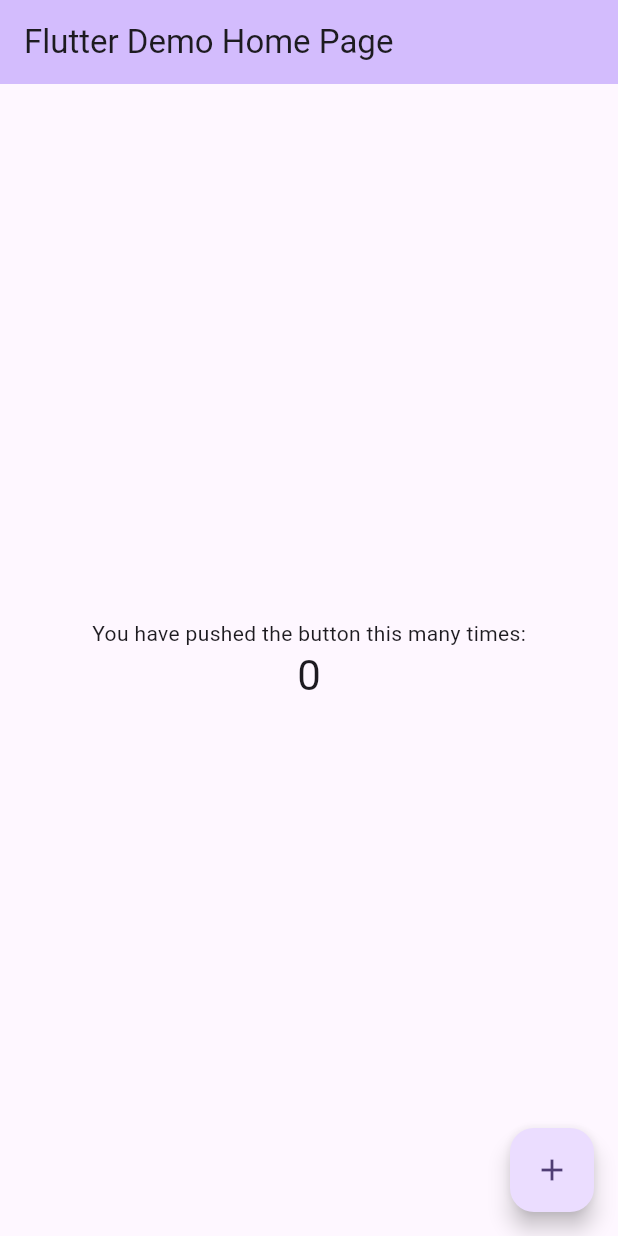
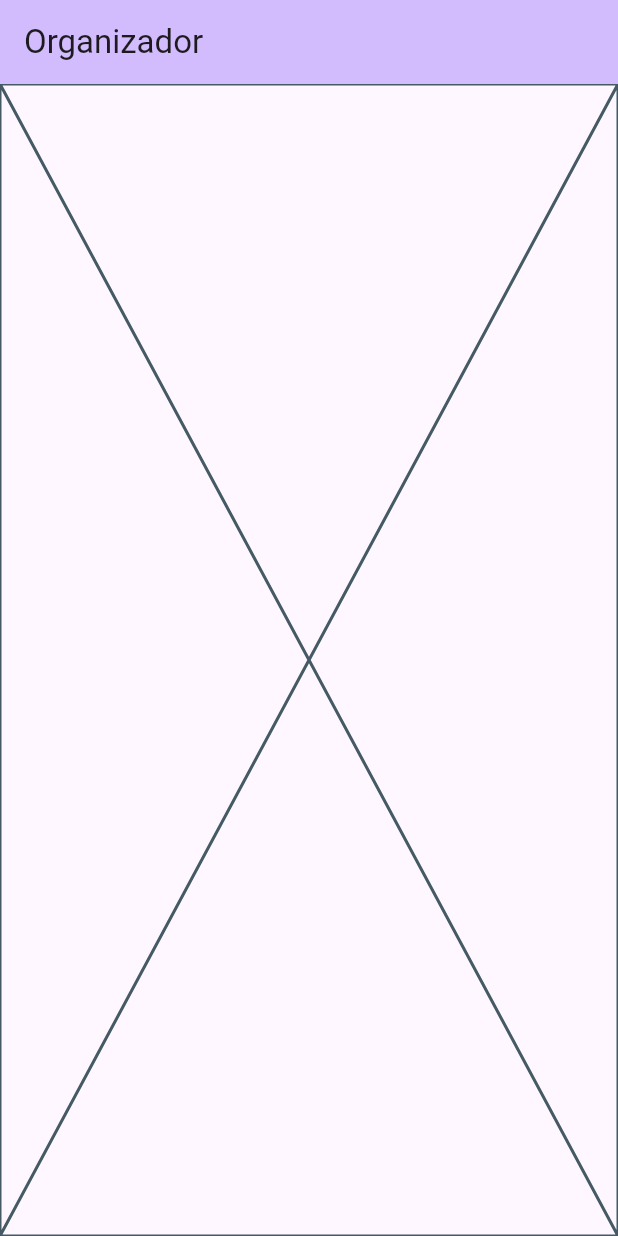
Before and after one commit to Dan-Canuto/Flutter, a Flutter app: the screen it shows after launch, on a phone screen of 412 x 824 dp. Run offline on Flutter 3.47's test engine with Material 3 defaults, Android fonts, the phone set to English and light mode, and no system bars; our stand-ins replace calendar_date_picker2, carousel_slider, cloud_firestore, dropdown_button2, easy_sidemenu, expansion_tile_card and 5 more; missing offline and left inert: dart:ffi, dart:html, esys_flutter_share_plus; accounts and stored records are empty.

Commit message:
:sparkles: feat: Iniciando projeto

```diff
--- a/Aplicativos/Pessoal/lib/main.dart
+++ b/Aplicativos/Pessoal/lib/main.dart
@@ -1,4 +1,5 @@
 import 'package:flutter/material.dart';
+import 'package:organizer/pages/main_page.dart';
 
 void main() {
   runApp(const MyApp());
@@ -31,13 +32,13 @@
         colorScheme: ColorScheme.fromSeed(seedColor: Colors.deepPurple),
         useMaterial3: true,
       ),
-      home: const MyHomePage(title: 'Flutter Demo Home Page'),
+      home: const MyHomePage(),
     );
   }
 }
 
 class MyHomePage extends StatefulWidget {
-  const MyHomePage({super.key, required this.title});
+  const MyHomePage({super.key});
 
   // This widget is the home page of your application. It is stateful, meaning
   // that it has a State object (defined below) that contains fields that affect
@@ -48,14 +49,13 @@
   // used by the build method of the State. Fields in a Widget subclass are
   // always marked "final".
 
-  final String title;
+
 
   @override
   State<MyHomePage> createState() => _MyHomePageState();
 }
 
 class _MyHomePageState extends State<MyHomePage> {
-  int _counter = 0;
 
   void _incrementCounter() {
     setState(() {
@@ -63,8 +63,6 @@
       // changed in this State, which causes it to rerun the build method below
       // so that the display can reflect the updated values. If we changed
       // _counter without calling setState(), then the build method would not be
-      // called again, and so nothing would appear to happen.
-      _counter++;
     });
   }
 
@@ -76,50 +74,6 @@
     // The Flutter framework has been optimized to make rerunning build methods
     // fast, so that you can just rebuild anything that needs updating rather
     // than having to individually change instances of widgets.
-    return Scaffold(
-      appBar: AppBar(
-        // TRY THIS: Try changing the color here to a specific color (to
-        // Colors.amber, perhaps?) and trigger a hot reload to see the AppBar
-        // change color while the other colors stay the same.
-        backgroundColor: Theme.of(context).colorScheme.inversePrimary,
-        // Here we take the value from the MyHomePage object that was created by
-        // the App.build method, and use it to set our appbar title.
-        title: Text(widget.title),
-      ),
-      body: Center(
-        // Center is a layout widget. It takes a single child and positions it
-        // in the middle of the parent.
-        child: Column(
-          // Column is also a layout widget. It takes a list of children and
-          // arranges them vertically. By default, it sizes itself to fit its
-          // children horizontally, and tries to be as tall as its parent.
-          //
-          // Column has various properties to control how it sizes itself and
-          // how it positions its children. Here we use mainAxisAlignment to
-          // center the children vertically; the main axis here is the vertical
-          // axis because Columns are vertical (the cross axis would be
-          // horizontal).
-          //
-          // TRY THIS: Invoke "debug painting" (choose the "Toggle Debug Paint"
-          // action in the IDE, or press "p" in the console), to see the
-          // wireframe for each widget.
-          mainAxisAlignment: MainAxisAlignment.center,
-          children: <Widget>[
-            const Text(
-              'You have pushed the button this many times:',
-            ),
-            Text(
-              '$_counter',
-              style: Theme.of(context).textTheme.headlineMedium,
-            ),
-          ],
-        ),
-      ),
-      floatingActionButton: FloatingActionButton(
-        onPressed: _incrementCounter,
-        tooltip: 'Increment',
-        child: const Icon(Icons.add),
-      ), // This trailing comma makes auto-formatting nicer for build methods.
-    );
+    return MainPage();
   }
 }
--- /dev/null
+++ b/Aplicativos/Pessoal/lib/pages/main_page.dart
@@ -0,0 +1,24 @@
+import 'package:flutter/material.dart';
+
+class MainPage extends StatefulWidget {
+  const MainPage({super.key});
+
+  @override
+  State<MainPage> createState() => _MainPageState();
+}
+
+class _MainPageState extends State<MainPage> {
+  @override
+  Widget build(BuildContext context) {
+    return Scaffold(
+      appBar: AppBar(
+        backgroundColor: Theme.of(context).colorScheme.inversePrimary,
+        title: Text("Organizador"),
+
+      ),
+      body: Placeholder(),
+
+      // This trailing comma makes auto-formatting nicer for build methods.
+    );
+  }
+}
--- a/Aplicativos/Pessoal/pubspec.yaml
+++ b/Aplicativos/Pessoal/pubspec.yaml
@@ -35,6 +35,7 @@ dependencies:
   # The following adds the Cupertino Icons font to your application.
   # Use with the CupertinoIcons class for iOS style icons.
   cupertino_icons: ^1.0.2
+  easy_sidemenu: ^0.5.0
 
 dev_dependencies:
   flutter_test:
```
Also changed, not shown: Aplicativos/Pessoal/pubspec.lock.
